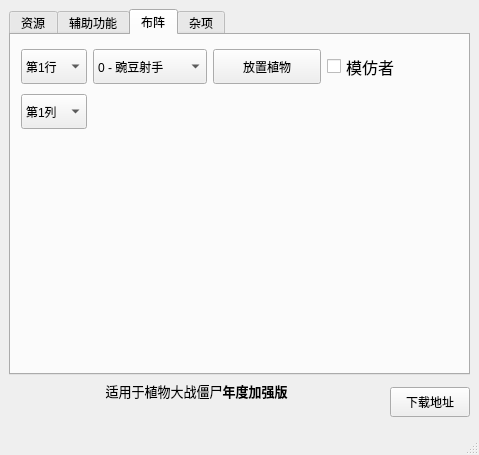
Old version of the form pvztool.ui in the repository windshadow233/pvz-toolkit.
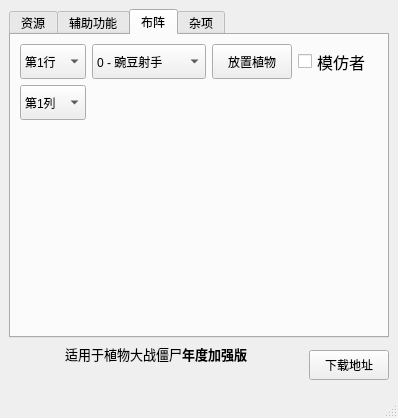
New version of the form. The open tabs and pages were chosen to show the change.

```diff
--- a/pvztool.ui
+++ b/pvztool.ui
@@ -6,8 +6,8 @@
    <rect>
     <x>0</x>
     <y>0</y>
-    <width>479</width>
-    <height>455</height>
+    <width>398</width>
+    <height>418</height>
    </rect>
   </property>
   <property name="sizePolicy">
@@ -1369,15 +1369,8 @@
        <attribute name="title">
         <string>布阵</string>
        </attribute>
-       <widget class="QWidget" name="">
-        <property name="geometry">
-         <rect>
-          <x>10</x>
-          <y>10</y>
-          <width>414</width>
-          <height>88</height>
-         </rect>
-        </property>
+       <layout class="QGridLayout" name="gridLayout_5">
+        <item row="0" column="0">
         <layout class="QVBoxLayout" name="verticalLayout_6">
          <item>
           <layout class="QHBoxLayout" name="horizontalLayout_7">
@@ -1855,8 +1848,22 @@
            </item>
           </layout>
          </item>
-        </layout>
-       </widget>
+          <item>
+           <spacer name="verticalSpacer">
+            <property name="orientation">
+             <enum>Qt::Vertical</enum>
+            </property>
+            <property name="sizeHint" stdset="0">
+             <size>
+              <width>20</width>
+              <height>40</height>
+             </size>
+            </property>
+           </spacer>
+          </item>
+         </layout>
+        </item>
+       </layout>
       </widget>
       <widget class="QWidget" name="tab_4">
        <attribute name="title">
```
Left out of the diff: 44 changed lines with no effect on the pictures. Lines whose indentation alone changed are shown as unchanged.
